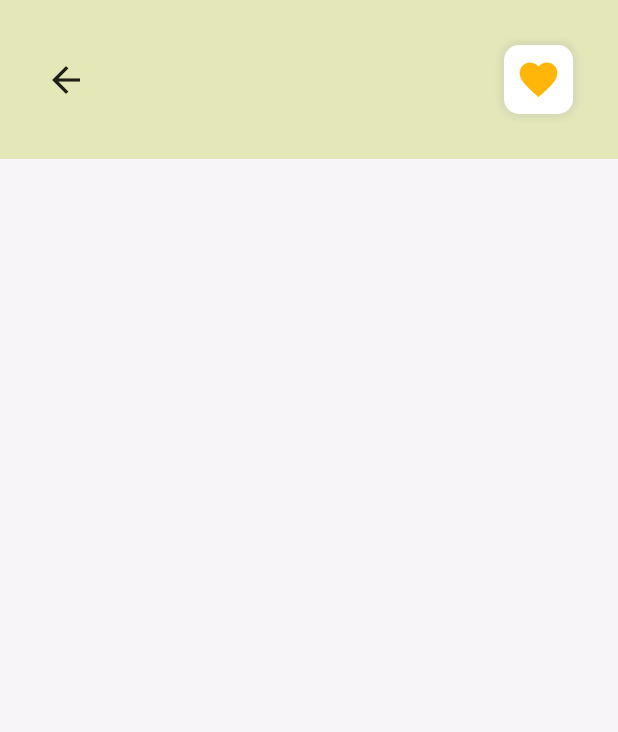
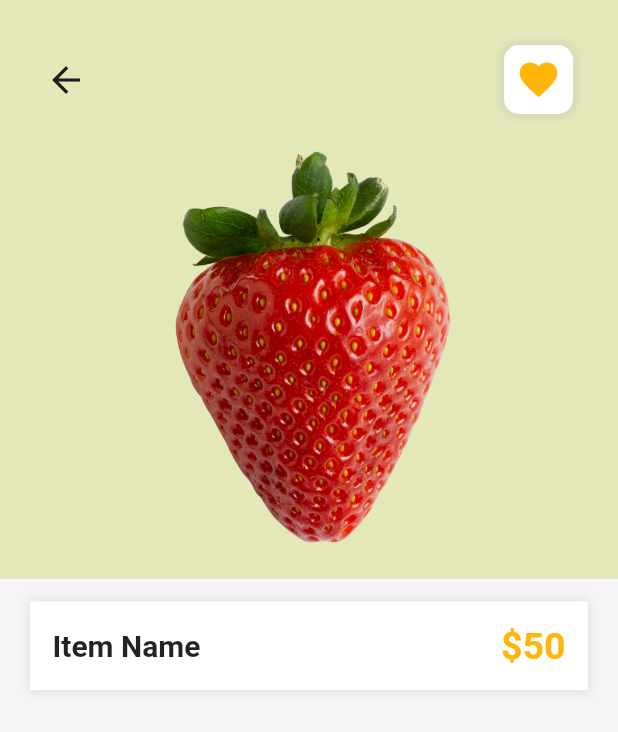
Before and after one commit to chinthanipiumi2001/grocery_store_app, a Flutter app: the ItemPage screen opened by its route, on a phone screen of 412 x 824 dp. Shown: the top 732 px of the screen. Run offline on Flutter 3.47's test engine with Material 2 defaults, Android fonts, the phone set to English and light mode, and no system bars.

Commit message:
today final work

```diff
--- a/lib/pages/ItemPage.dart
+++ b/lib/pages/ItemPage.dart
@@ -48,7 +48,51 @@ class ItemPage extends StatelessWidget{
                     ],
                   ),
                 ),
-
+                Image.asset(
+                  "images/2.png",
+                  height: 280,
+                  width: 280,
+                  fit: BoxFit.contain,
+                ),
+              ],
+            ),
+          ),
+          SizedBox(height: 15),
+          Container(
+            padding: EdgeInsets.all(15),
+            margin: EdgeInsets.symmetric(horizontal: 20),
+            decoration: BoxDecoration(
+              color: Colors.white,
+              boxShadow: [
+                BoxShadow(
+                  color: Colors.grey.withOpacity(0.3),
+                  spreadRadius: 1,
+                  blurRadius: 5,
+                ),
+              ],
+            ),
+            child: Row(
+              mainAxisAlignment: MainAxisAlignment.spaceBetween,
+              children: [
+                Text(
+                  "Item Name",
+                  style: TextStyle(
+                    fontSize: 20,
+                    fontWeight: FontWeight.bold,
+                  ),
+                ),
+                Column(
+                  children: [
+                    Text(
+                      "\$50",
+                      style: TextStyle(
+                        fontSize: 25,
+                        fontWeight: FontWeight.bold,
+                        color: Color(0xFFFFB608),
+                      ),
+                    ),
+                  ],
+                ),
               ],
             ),
           ),
--- a/lib/widgets/ HomePagePosts.dart
+++ b/lib/widgets/ HomePagePosts.dart
@@ -55,7 +55,7 @@ class HomePagePosts extends StatelessWidget{
                 child: Column(children: [
                   InkWell(
                     onTap: (){
-                      //Navigator.pushNamed(context, "itemPage");
+                      Navigator.pushNamed(context, "itemPage");
                     },
                     child: Image.asset(
                       "images/$i.png",
--- a/pubspec.yaml
+++ b/pubspec.yaml
@@ -61,7 +61,6 @@ flutter:
   # To add assets to your application, add an assets section, like this:
   assets:
     - images/
-  #   - images/a_dot_burr.jpeg
   #   - images/a_dot_ham.jpeg
 
   # An image asset can refer to one or more resolution-specific "variants", see
```
